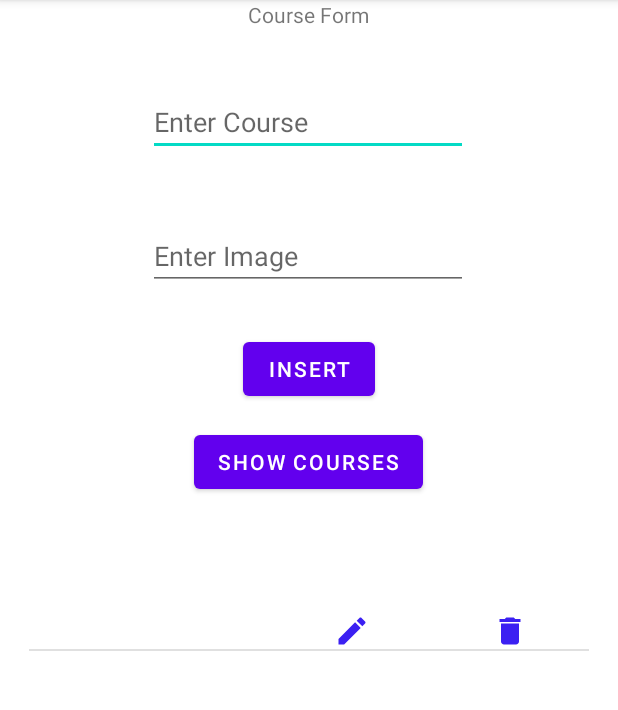
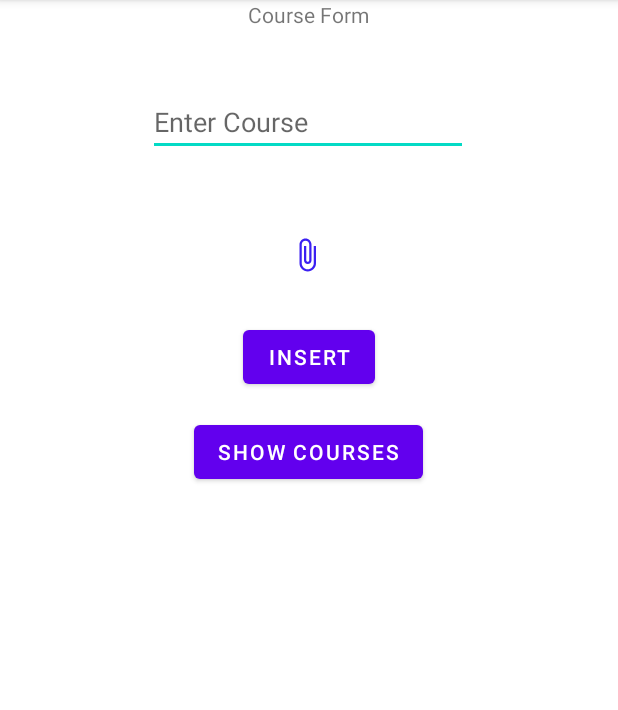
Before and after one commit to Aatika16/Android, an Android app: the AddCourse screen opened directly, with no data from a screen before it, after a tap on "SHOW COURSES", on a phone screen of 412 x 824 dp, the part 84-794 px from its top. Run offline under Robolectric (Android 15) with nearby library versions, the phone set to English and light mode, and no system bars.

Commit message:
image insertion

```diff
--- a/app/src/main/java/com/example/batch1807c1/Course_getter.java
+++ b/app/src/main/java/com/example/batch1807c1/Course_getter.java
@@ -3,9 +3,9 @@ package com.example.batch1807c1;
 public class Course_getter {
     String id;
     String coursename;
-    String courseimage;
+    byte[] courseimage;
 
-    public Course_getter(String id,String coursename, String courseimage) {
+    public Course_getter(String id,String coursename,  byte[] courseimage) {
         this.id = id;
         this.coursename = coursename;
         this.courseimage = courseimage;
@@ -27,11 +27,11 @@ public class Course_getter {
         this.coursename = coursename;
     }
 
-    public String getCourseimage() {
+    public  byte[] getCourseimage() {
         return courseimage;
     }
 
-    public void setCourseimage(String courseimage) {
+    public void setCourseimage( byte[] courseimage) {
         this.courseimage = courseimage;
     }
 }
--- a/app/src/main/java/com/example/batch1807c1/MyDataBaseClass.java
+++ b/app/src/main/java/com/example/batch1807c1/MyDataBaseClass.java
@@ -37,7 +37,7 @@ static final String tb0_col2_Rolename="Rolename";
     public void onCreate(SQLiteDatabase db) {
 db.execSQL("create table "+tb0_name+" ("+tb0_col1_Id+" Integer Primary key autoincrement, "+tb0_col2_Rolename+" text unique) ");
 db.execSQL("create table "+tb1_name+" ("+tb1_col1_Id+" Integer Primary key autoincrement, "+tb1_col2_Username+" text unique, "+tb1_col3_Password+" text,"+tb1_col4_Role_name+" Integer, foreign key ("+tb1_col4_Role_name+") references "+tb0_name+" ("+tb0_col1_Id+")) ");
-db.execSQL("create table "+tb2_name+" ("+tb2_col1_Id+" Integer Primary key autoincrement, "+tb2_col2_Course_Name+" text unique, "+tb2_col3_Course_Image+" text) ");
+db.execSQL("create table "+tb2_name+" ("+tb2_col1_Id+" Integer Primary key autoincrement, "+tb2_col2_Course_Name+" text unique, "+tb2_col3_Course_Image+" BLOB) ");
 
 db.execSQL("insert into "+tb0_name+"(Rolename) values ('Admin')");
 db.execSQL("insert into "+tb0_name+"(Rolename) values ('Users')");
@@ -63,7 +63,7 @@ db.execSQL("Drop table if exists "+tb2_name);
           return true;
       }
     }
-    public boolean InsertCourse(String cs,String cs_image){
+    public boolean InsertCourse(String cs,byte[] cs_image){
         SQLiteDatabase db=getWritableDatabase();
         ContentValues cv=new ContentValues();
         cv.put(tb2_col2_Course_Name,cs);
--- a/app/src/main/java/com/example/batch1807c1/customAdapter.java
+++ b/app/src/main/java/com/example/batch1807c1/customAdapter.java
@@ -42,14 +42,15 @@ public class customAdapter extends BaseAdapter {
     public View getView(int position, View convertView, ViewGroup parent) {
         convertView=View.inflate(c,R.layout.course_resourse,null);
         TextView tv_csname=convertView.findViewById(R.id.cs_name);
-        TextView tv_csiamge=convertView.findViewById(R.id.cs_iamge);
+        ImageView img_csiamge=convertView.findViewById(R.id.cs_iamge);
         ImageView edit=convertView.findViewById(R.id.c_edit);
         ImageView delete=convertView.findViewById(R.id.c_delt);
        //assiging tag
         delete.setTag(position);
         Course_getter obj=arr.get(position);
         tv_csname.setText(obj.getCoursename());
-        tv_csiamge.setText(obj.getCourseimage());
+        //tv_csiamge.setText(obj.getCourseimage());
+        img_csiamge.setImageBitmap(ImageConversion.getImage(obj.getCourseimage()));
         delete.setOnClickListener(new View.OnClickListener() {
             @Override
             public void onClick(View x) {
--- /dev/null
+++ b/app/src/main/res/drawable/ic_baseline_attach_file_24.xml
@@ -0,0 +1,5 @@
+<vector android:height="24dp" android:tint="#3B20F2"
+    android:viewportHeight="24" android:viewportWidth="24"
+    android:width="24dp" xmlns:android="http://schemas.android.com/apk/res/android">
+    <path android:fillColor="@android:color/white" android:pathData="M16.5,6v11.5c0,2.21 -1.79,4 -4,4s-4,-1.79 -4,-4V5c0,-1.38 1.12,-2.5 2.5,-2.5s2.5,1.12 2.5,2.5v10.5c0,0.55 -0.45,1 -1,1s-1,-0.45 -1,-1V6H10v9.5c0,1.38 1.12,2.5 2.5,2.5s2.5,-1.12 2.5,-2.5V5c0,-2.21 -1.79,-4 -4,-4S7,2.79 7,5v12.5c0,3.04 2.46,5.5 5.5,5.5s5.5,-2.46 5.5,-5.5V6h-1.5z"/>
+</vector>
--- a/app/src/main/res/layout/activity_add_course.xml
+++ b/app/src/main/res/layout/activity_add_course.xml
@@ -32,7 +32,7 @@
         app:layout_constraintTop_toBottomOf="@+id/textView"
         app:layout_constraintVertical_bias="0.056" />
 
-    <EditText
+    <ImageView
         android:id="@+id/course_image"
         android:layout_width="wrap_content"
         android:layout_height="wrap_content"
@@ -45,10 +45,11 @@
         app:layout_constraintHorizontal_bias="0.497"
         app:layout_constraintStart_toStartOf="parent"
         app:layout_constraintTop_toBottomOf="@+id/course_name"
-        app:layout_constraintVertical_bias="0.466" />
+        app:layout_constraintVertical_bias="0.466"
+        android:src="@drawable/ic_baseline_attach_file_24" />
 
     <Button
-        android:visibility="gone"
+        android:visibility="visible"
         android:id="@+id/add_course"
         android:layout_width="wrap_content"
         android:layout_height="wrap_content"
--- a/app/src/main/res/layout/course_resourse.xml
+++ b/app/src/main/res/layout/course_resourse.xml
@@ -13,19 +13,15 @@
         android:layout_height="wrap_content"
         android:text="Course name"
         android:gravity="center"
+        android:layout_weight="1" />
+
+    <ImageView
+        android:id="@+id/cs_iamge"
+        android:layout_width="30dp"
+        android:layout_height="40dp"
+        android:gravity="center"
         android:layout_weight="1"
-        tools:layout_editor_absoluteX="18dp"
-        tools:layout_editor_absoluteY="26dp" />
-
-    <TextView
-        android:id="@+id/cs_iamge"
-        android:layout_width="wrap_content"
-        android:layout_height="wrap_content"
-        android:gravity="center"
-        android:text="course image"
-        android:layout_weight="1"
-        tools:layout_editor_absoluteX="98dp"
-        tools:layout_editor_absoluteY="26dp" />
+        android:src="@mipmap/ic_launcher_round" />
 
     <ImageView
         android:id="@+id/c_edit"
```
Also changed, not shown: app/src/main/java/com/example/batch1807c1/AddCourse.java (+68 -25 lines), app/src/main/java/com/example/batch1807c1/ImageConversion.java (added, +26 -0 lines).
